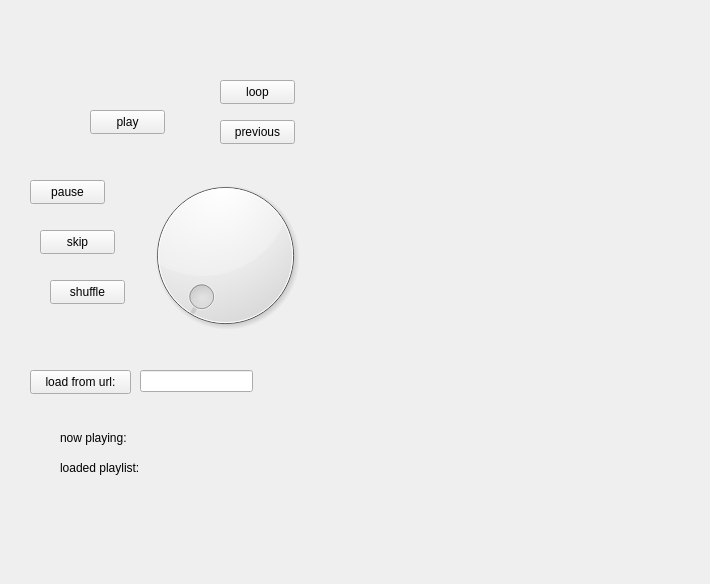
This is gui/main/gui.ui in moltenlavaguava/peanut as Qt 5 draws it before an edit. The edited form follows.
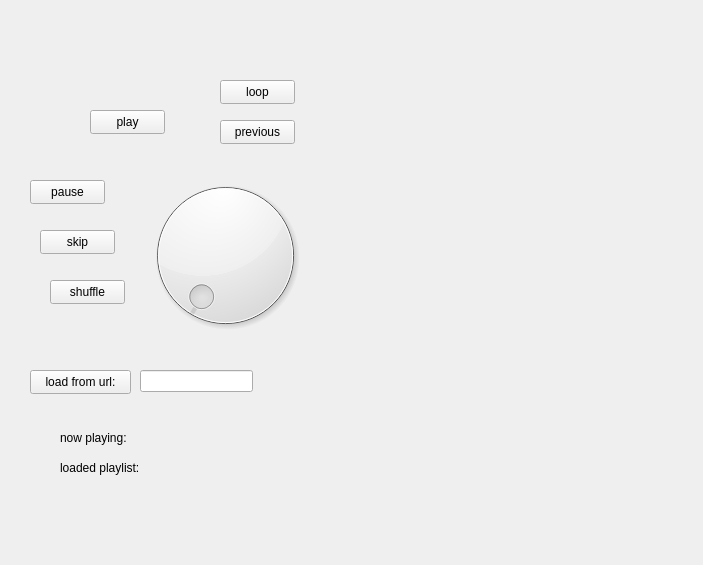
This is the edited form. Custom widgets are drawn as their Qt base class.

Commit message: first commit on dev branch

```diff
--- a/gui/main/gui.ui
+++ b/gui/main/gui.ui
@@ -6,8 +6,8 @@
    <rect>
     <x>0</x>
     <y>0</y>
-    <width>710</width>
-    <height>584</height>
+    <width>703</width>
+    <height>565</height>
    </rect>
   </property>
   <property name="windowTitle">
```
The commit also changes 1 other file.
